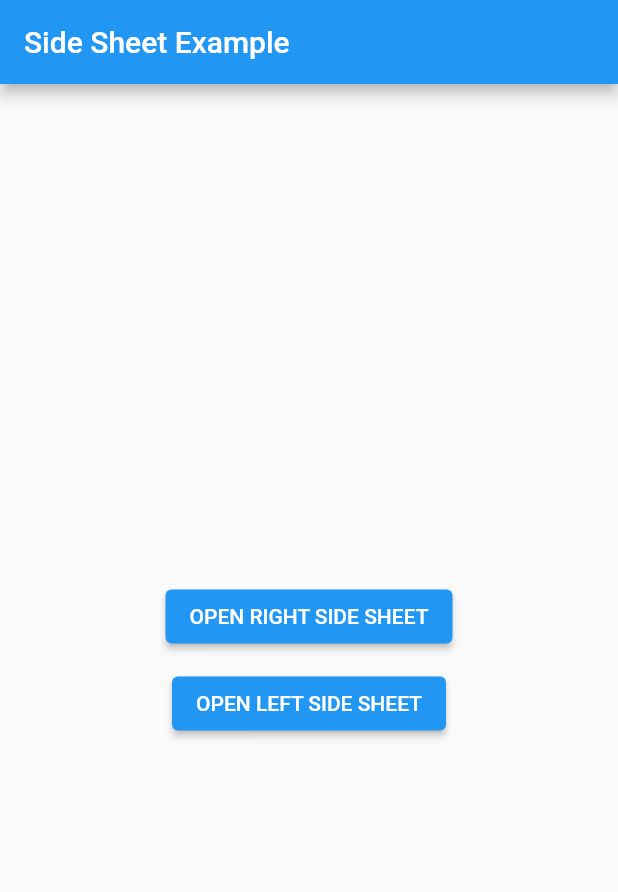
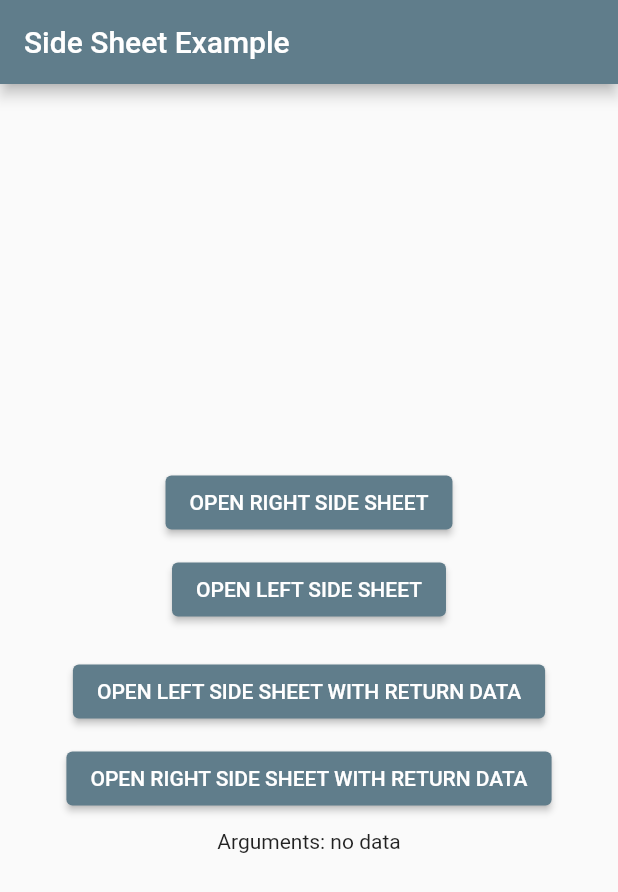
Before and after one commit to israelhudson/side_sheet, a Flutter app: the screen it shows after launch, on a phone screen of 412 x 824 dp. Shown: the top 892 px of the screen. Run offline on Flutter 3.47's test engine with Material 2 defaults, Android fonts, the phone set to English and light mode, and no system bars.

Commit message:
Sheet return args (#1)
* return arguments

* return data and Safe Area

* options arguments: Labels, Durations any more.

```diff
--- a/example/lib/main.dart
+++ b/example/lib/main.dart
@@ -10,6 +10,7 @@ class MyApp extends StatelessWidget {
   Widget build(BuildContext context) {
     return MaterialApp(
       title: 'Side Sheet',
+      theme: ThemeData(primarySwatch: Colors.blueGrey),
       home: MyHomePage(title: 'Side Sheet Example'),
       debugShowCheckedModeBanner: false,
     );
@@ -25,6 +26,8 @@ class MyHomePage extends StatefulWidget {
 }
 
 class _MyHomePageState extends State<MyHomePage> {
+  String text = 'no data';
+
   @override
   Widget build(BuildContext context) {
     return Scaffold(
@@ -44,7 +47,6 @@ class _MyHomePageState extends State<MyHomePage> {
                           context: context
                       ),
                   child: Text('OPEN RIGHT SIDE SHEET')),
-
               SizedBox(height: 10),
 
               ElevatedButton(
@@ -54,6 +56,37 @@ class _MyHomePageState extends State<MyHomePage> {
                           context: context
                       ),
                   child: Text('OPEN LEFT SIDE SHEET')),
+              SizedBox(height: 20),
+
+              ElevatedButton(
+                  onPressed: () async {
+                    final data = await SideSheet.left(
+                        body: bodyWithReturnArgs(context),
+                        context: context);
+
+                    setState(() {
+                      text = data;
+                    });
+                  },
+                  child: Text('OPEN LEFT SIDE SHEET WITH RETURN DATA')),
+              SizedBox(height: 10),
+
+              ElevatedButton(
+                  onPressed: () async {
+                    final data = await SideSheet.right(
+                        body: IconButton(
+                            icon: Icon(Icons.close),
+                            onPressed: () => Navigator.pop(context, 'Data oitrhatpoihotha')),
+                        context: context);
+
+                    setState(() {
+                      text = data;
+                    });
+                  },
+                  child: Text('OPEN RIGHT SIDE SHEET WITH RETURN DATA')),
+              SizedBox(height: 10),
+
+              Text('Arguments: $text')
             ],
           ),
         ),
@@ -61,3 +94,17 @@ class _MyHomePageState extends State<MyHomePage> {
     );
   }
 }
+
+Widget bodyWithReturnArgs(context) {
+  return Container(
+    alignment: Alignment.topCenter,
+    child: Column(
+      children: [
+        IconButton(
+            icon: Icon(Icons.close),
+            onPressed: () => Navigator.pop(context, 'Data Returns')),
+        Text('Body')
+      ],
+    ),
+  );
+}
--- a/lib/src/side_sheet_component.dart
+++ b/lib/src/side_sheet_component.dart
@@ -1,27 +1,66 @@
 import 'package:flutter/material.dart';
 
 class SideSheet {
-  final Widget body;
-  final BuildContext context;
+  static Future<String> left(
+      {required Widget body,
+      required BuildContext context,
+      String barrierLabel: "Side Sheet",
+      bool barrierDismissible: true,
+      Color barrierColor = const Color(0xFF66000000),
+      Duration transitionDuration = const Duration(milliseconds: 300)}) async {
+    dynamic data = await _showSheetSide(
+        body: body,
+        rightSide: false,
+        context: context,
+        barrierLabel: barrierLabel,
+        barrierDismissible: barrierDismissible,
+        barrierColor: barrierColor,
+        transitionDuration: transitionDuration);
+    if (data == null) return '';
 
-  SideSheet.right({required this.body, required this.context}) {
-    showSheetSide(rightSide: true);
+    return data;
   }
 
-  SideSheet.left({required this.body, required this.context}) {
-    showSheetSide(rightSide: false);
+  static Future<String> right(
+      {required Widget body,
+      required BuildContext context,
+      String barrierLabel: "Side Sheet",
+      bool barrierDismissible: true,
+      Color barrierColor = const Color(0xFF66000000),
+      Duration transitionDuration = const Duration(milliseconds: 300)}) async {
+    dynamic data = await _showSheetSide(
+        body: body,
+        rightSide: true,
+        context: context,
+        barrierLabel: barrierLabel,
+        barrierDismissible: barrierDismissible,
+        barrierColor: barrierColor,
+        transitionDuration: transitionDuration);
+    if (data == null) return '';
+
+    return data;
   }
 
-  void showSheetSide({required rightSide}) {
-    showGeneralDialog(
-      barrierLabel: "Sheet Horizontal",
-      barrierDismissible: true,
-      barrierColor: Colors.black.withOpacity(0.3),
-      transitionDuration: Duration(milliseconds: 300),
-      context: this.context,
+  static _showSheetSide({
+    required Widget body,
+    required bool rightSide,
+    required BuildContext context,
+    required String barrierLabel,
+    required bool barrierDismissible,
+    required Color barrierColor,
+    required Duration transitionDuration,
+  }) {
+    return showGeneralDialog(
+      barrierLabel: barrierLabel,
+      barrierDismissible: barrierDismissible,
+      barrierColor: barrierColor,
+      transitionDuration: transitionDuration,
+      context: context,
       pageBuilder: (context, animation1, animation2) {
-        return Align(
-          alignment: (rightSide ? Alignment.centerRight : Alignment.centerLeft),
+        return SafeArea(
+          child: Align(
+            alignment:
+                (rightSide ? Alignment.centerRight : Alignment.centerLeft),
             child: Material(
               elevation: 15,
               color: Colors.transparent,
@@ -30,6 +69,7 @@ class SideSheet {
                   height: double.infinity,
                   width: MediaQuery.of(context).size.width / 1.4,
                   child: body),
+            ),
           ),
         );
       },
--- a/pubspec.yaml
+++ b/pubspec.yaml
@@ -1,6 +1,6 @@
 name: side_sheet
 description: Package for implementing of side sheets
-version: 0.0.3
+version: 1.0.0
 homepage: https://github.com/israelhudson/side_sheet
 
 environment:
```
Also changed, not shown: example/pubspec.lock, 3 other files. Lines whose indentation alone changed are shown as unchanged.
